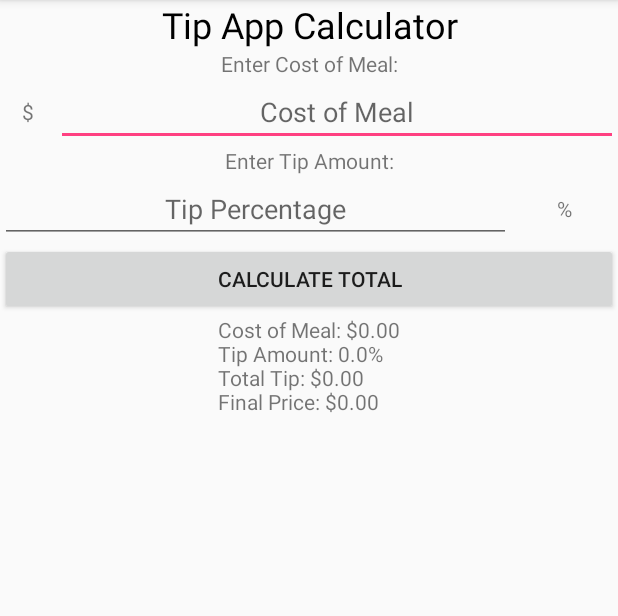
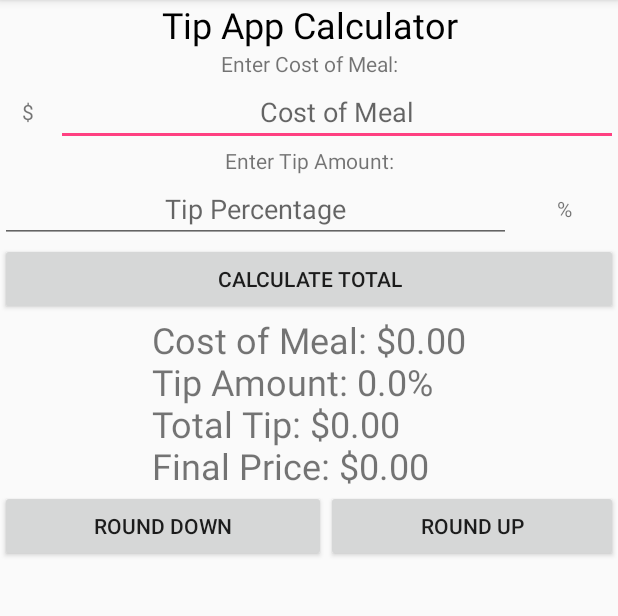
Before and after one commit to brianc725/TipApp, an Android app: the screen it shows after launch (MainActivity), on a phone screen of 412 x 824 dp, the part 84-700 px from its top. Run offline under Robolectric (Android 15) with nearby library versions, the phone set to English and light mode, and no system bars.

Commit message:
Added round up and down buttons in layout

```diff
--- a/app/src/main/java/com/example/brianchan/tipapp/MainActivity.java
+++ b/app/src/main/java/com/example/brianchan/tipapp/MainActivity.java
@@ -64,4 +64,10 @@ public class MainActivity extends AppCompatActivity {
         out.setText("Cost of Meal: $" + costFormatted + "\nTip Amount: "+ tipFormatted+"%\nTotal Tip: $" + tipAmtFormatted + "\nFinal Price: $"+ finalFormatted);
 
     }
+
+    public void roundDown(View view) {
+    }
+
+    public void roundUp(View view) {
+    }
 }
--- a/app/src/main/res/layout/activity_main.xml
+++ b/app/src/main/res/layout/activity_main.xml
@@ -94,8 +94,34 @@
         android:layout_width="wrap_content"
         android:layout_height="wrap_content"
         android:layout_gravity="center"
+        android:textSize="24dp"
         android:text="Cost of Meal: $0.00\nTip Amount: 0.0%\nTotal Tip: $0.00\nFinal Price: $0.00" />
 
     <!--todo: round final price up or down, update tip-->
+    <LinearLayout
+        android:layout_width="match_parent"
+        android:layout_height="wrap_content"
+        android:orientation="horizontal"
+        android:gravity="center">
+
+        <Button
+        android:id="@+id/down"
+        android:layout_width="wrap_content"
+        android:layout_height="wrap_content"
+        android:gravity="center"
+        android:onClick="roundDown"
+        android:layout_weight="1"
+        android:text="Round Down" />
+
+        <Button
+            android:id="@+id/up"
+            android:layout_width="wrap_content"
+            android:layout_height="wrap_content"
+            android:gravity="center"
+            android:onClick="roundUp"
+            android:layout_weight="1"
+            android:text="Round Up" />
+
+    </LinearLayout>
 
 </LinearLayout>
```
